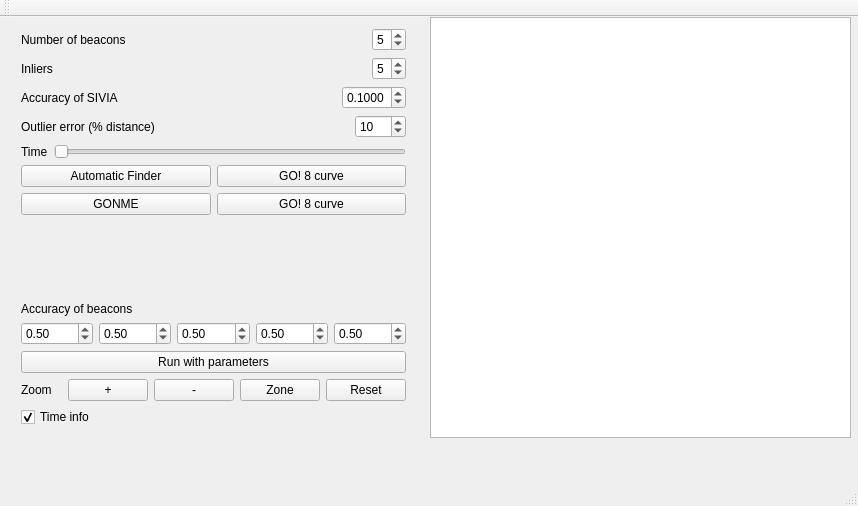
The window that mainwindow.ui (qbrefort/Qinter) describes before a commit, drawn with Qt 5.
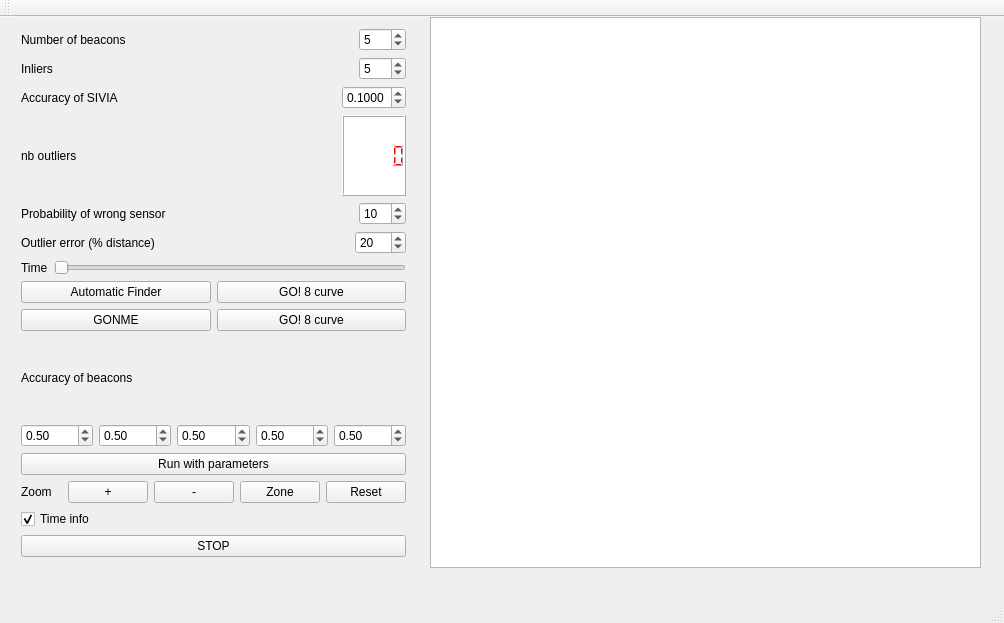
The same window after the commit.

Commit message: Nb of beacons is now iterable from 1 to 100. This change was made possible thanks to J. Ninin by pointing out my Ibex version was outdated for the type of iterable function/constraint I needed. I now run Ibex 2.1.1. You can now choose the % of error for the outliers and also the probability of a beacon to be an outlier. The number of outlier is diplayed on a LCD widget and you can see the difference between the inliers found with GONME and the actual nb of outliers.

Patch:
```diff
--- a/mainwindow.ui
+++ b/mainwindow.ui
@@ -6,8 +6,8 @@
    <rect>
     <x>0</x>
     <y>0</y>
-    <width>858</width>
-    <height>506</height>
+    <width>1004</width>
+    <height>623</height>
    </rect>
   </property>
   <property name="windowTitle">
@@ -20,7 +20,7 @@
       <x>10</x>
       <y>0</y>
       <width>407</width>
-      <height>421</height>
+      <height>551</height>
      </rect>
     </property>
     <layout class="QVBoxLayout" name="verticalLayout">
@@ -55,7 +55,7 @@
           <number>2</number>
          </property>
          <property name="maximum">
-          <number>6</number>
+          <number>100</number>
          </property>
          <property name="value">
           <number>5</number>
@@ -92,7 +92,7 @@
           <number>1</number>
          </property>
          <property name="maximum">
-          <number>6</number>
+          <number>100</number>
          </property>
          <property name="value">
           <number>5</number>
@@ -147,6 +147,89 @@
        </item>
       </layout>
      </item>
+     <item>
+      <layout class="QHBoxLayout" name="horizontalLayout_9">
+       <item>
+        <widget class="QLabel" name="label_Epsilon_8">
+         <property name="text">
+          <string>nb outliers</string>
+         </property>
+        </widget>
+       </item>
+       <item>
+        <spacer name="horizontalSpacer_5">
+         <property name="orientation">
+          <enum>Qt::Horizontal</enum>
+         </property>
+         <property name="sizeHint" stdset="0">
+          <size>
+           <width>40</width>
+           <height>20</height>
+          </size>
+         </property>
+        </spacer>
+       </item>
+       <item>
+        <widget class="QLCDNumber" name="nbOutlierlcd">
+         <property name="styleSheet">
+          <string notr="true">QLCDNumber{
+    color: rgb(255, 0, 0);    
+    background-color: rgb(255, 255, 255);
+}</string>
+         </property>
+         <property name="smallDecimalPoint">
+          <bool>false</bool>
+         </property>
+        </widget>
+       </item>
+      </layout>
+     </item>
+     <item>
+      <layout class="QHBoxLayout" name="horizontalLayout_11">
+       <item>
+        <widget class="QLabel" name="label_Epsilon_9">
+         <property name="text">
+          <string>Probability of wrong sensor</string>
+         </property>
+        </widget>
+       </item>
+       <item>
+        <spacer name="horizontalSpacer_6">
+         <property name="orientation">
+          <enum>Qt::Horizontal</enum>
+         </property>
+         <property name="sizeHint" stdset="0">
+          <size>
+           <width>40</width>
+           <height>20</height>
+          </size>
+         </property>
+        </spacer>
+       </item>
+       <item>
+        <widget class="QDoubleSpinBox" name="probsensorisfalseSpinBox">
+         <property name="locale">
+          <locale language="English" country="UnitedStates"/>
+         </property>
+         <property name="decimals">
+          <number>0</number>
+         </property>
+         <property name="minimum">
+          <double>0.000000000000000</double>
+         </property>
+         <property name="maximum">
+          <double>100.000000000000000</double>
+         </property>
+         <property name="singleStep">
+          <double>1.000000000000000</double>
+         </property>
+         <property name="value">
+          <double>10.000000000000000</double>
+         </property>
+        </widget>
+       </item>
+      </layout>
+     </item>
      <item>
       <layout class="QHBoxLayout" name="horizontalLayout_10">
        <item>
@@ -187,7 +270,7 @@
           <double>1.000000000000000</double>
          </property>
          <property name="value">
-          <double>10.000000000000000</double>
+          <double>20.000000000000000</double>
          </property>
         </widget>
        </item>
@@ -257,19 +340,6 @@
        </item>
       </layout>
      </item>
-     <item>
-      <spacer name="verticalSpacer">
-       <property name="orientation">
-        <enum>Qt::Vertical</enum>
-       </property>
-       <property name="sizeHint" stdset="0">
-        <size>
-         <width>20</width>
-         <height>40</height>
-        </size>
-       </property>
-      </spacer>
-     </item>
      <item>
       <layout class="QHBoxLayout" name="horizontalLayout_7">
        <item>
@@ -451,6 +521,13 @@
        </property>
       </widget>
      </item>
+     <item>
+      <widget class="QPushButton" name="StopSimu">
+       <property name="text">
+        <string>STOP</string>
+       </property>
+      </widget>
+     </item>
     </layout>
    </widget>
    <widget class="QGraphicsView" name="graphicsView">
@@ -458,8 +535,8 @@
      <rect>
       <x>430</x>
       <y>0</y>
-      <width>421</width>
-      <height>421</height>
+      <width>551</width>
+      <height>551</height>
      </rect>
     </property>
     <property name="verticalScrollBarPolicy">
```
Left out of the diff: 7 changed lines with no effect on the pictures. The commit also changes 6 other files.
